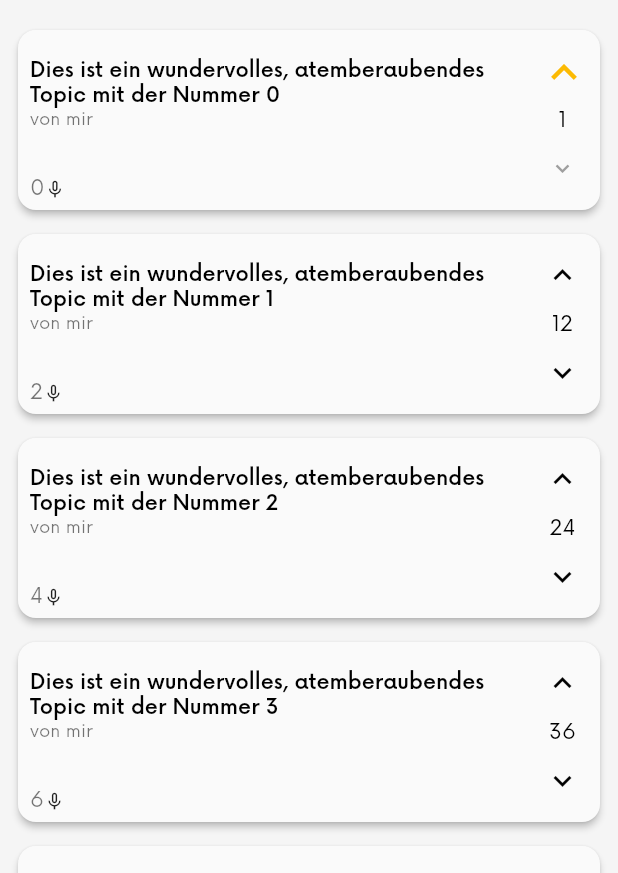
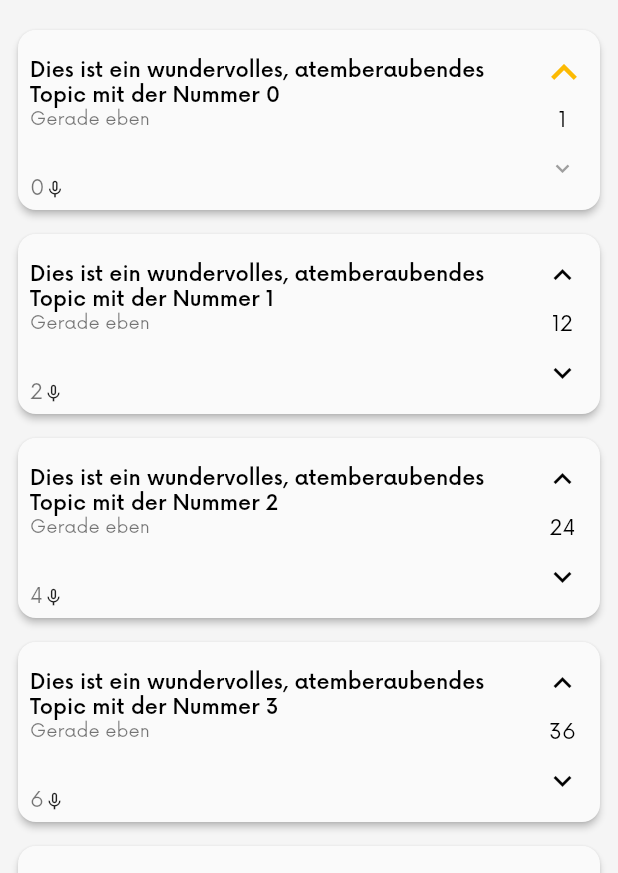
Before and after one commit to pdurasie/storycords, a Flutter app: the screen it shows after launch, after a tap on the "keyboard arrow up" icon, on a phone screen of 412 x 824 dp, the part 363-1236 px from its top. Run offline on Flutter 3.47's test engine with Material 2 defaults, Android fonts, the phone set to English and light mode, and no system bars; our stand-ins replace flutter_riverpod, flutter_svg, riverpod; missing offline and left inert: record.

Commit message:
Improve front page UI

```diff
--- a/lib/infrastructure/TopicRepository.dart
+++ b/lib/infrastructure/TopicRepository.dart
@@ -17,7 +17,7 @@ class TopicRepository {
                   description:
                       "Lorem ipsum dolor sit amet, consetetur sadipscing elitr, sed diam nonumy eirmod tempor invidunt ut labore et dolore magna aliquyam erat, sed diam voluptua. At vero eos et accusam et justo duo dolores et ea rebum. ",
                   rating: Rating(index * 12),
-                  recordingsAmount: index * 2),
+                  numberOfRecordings: index * 2),
             ));
   }
 
--- a/lib/models/Topic.dart
+++ b/lib/models/Topic.dart
@@ -7,6 +7,8 @@ class Topic implements Rateable {
   String title = "";
   String author = "";
   String description = "";
+
+  DateTime? dateCreated = DateTime.now(); //TODO remove this placeholder
   @override
   bool isUpvoted;
   @override
@@ -14,7 +16,11 @@ class Topic implements Rateable {
   @override
   Rating rating;
 
-  int recordingsAmount;
+  /// This variable may seem redundant at first. But we are saving a
+  /// database query by not having to look up the number of entries in the
+  /// corresponding recordings array.
+  /// Databases should be optimized for reading, not writing, after all.
+  int numberOfRecordings;
 
   Topic({
     this.title = "",
@@ -23,7 +29,7 @@ class Topic implements Rateable {
     required this.rating,
     this.isUpvoted = false,
     this.isDownvoted = false,
-    this.recordingsAmount = 0,
+    this.numberOfRecordings = 0,
   }) : super();
 
   @override
--- a/lib/ui/components/HomeBody.dart
+++ b/lib/ui/components/HomeBody.dart
@@ -37,7 +37,7 @@ class HomeBodyWidget extends StatelessWidget {
                   //this container makes sure everything is below the circular main card radius
                   Container(
                       height: MediaQuery.of(context).size.height * _bodyOffset),
-                  HomeCategoryTitle("Gerade beliebt"),
+                  HomeCategoryTitle("Gerade beliebt"), //TODO get from API
                   Consumer(builder: (context, watch, child) {
                     final responseAsyncValue = watch(topicsProvider);
                     return responseAsyncValue.map(
--- a/lib/ui/components/HomeTopicCard.dart
+++ b/lib/ui/components/HomeTopicCard.dart
@@ -1,6 +1,7 @@
 import 'package:flutter/material.dart';
 import 'package:tonband/models/Topic.dart';
 import 'package:tonband/ui/components/CardWidgetWithShadow.dart';
+import 'package:tonband/util/Formatter.dart';
 
 import '../ScreenTopicDetailPage.dart';
 import 'VerticalRatingBox.dart';
@@ -59,7 +60,7 @@ class TextDataContainer extends StatelessWidget {
             TextSpan(text: _topic.title),
             TextSpan(text: "\n"),
             TextSpan(
-                text: "von ${_topic.author}",
+                text: "${_topic.dateCreated?.formatToTimeAgo() ?? ""}",
                 style: Theme.of(context).textTheme.caption)
           ],
           style: Theme.of(context).textTheme.bodyText1,
@@ -72,7 +73,7 @@ class TextDataContainer extends StatelessWidget {
     return RichText(
         text: TextSpan(children: [
       TextSpan(
-          text: _topic.recordingsAmount.toString(),
+          text: _topic.numberOfRecordings.toString(),
           style: Theme.of(context).textTheme.caption?.copyWith(fontSize: 14)),
       WidgetSpan(
           child: Icon(
--- a/lib/util/Formatter.dart
+++ b/lib/util/Formatter.dart
@@ -13,3 +13,42 @@ extension NumberFormatter on int {
     return NumberFormat.compact().format(this);
   }
 }
+
+extension CustomDateFormatter on DateTime {
+  String formatToTimeAgo() {
+    final int timeNow = DateTime.now().millisecondsSinceEpoch;
+    final difference = timeNow - this.millisecondsSinceEpoch;
+
+    final duration = Duration(milliseconds: difference);
+    if (duration.inMinutes < 2) {
+      return "Gerade eben";
+    } else if (duration.inMinutes < 60) {
+      return "vor ${duration.inMinutes} Minuten";
+    } else if (duration.inHours < 2) {
+      return "vor einer Stunde";
+    } else if (duration.inHours < 24) {
+      return "vor ${duration.inHours} Stunden";
+    } else if (duration.inDays < 2) {
+      return "Gestern";
+    } else if (duration.inDays < 8) {
+      return "Letzte Woche";
+    } else if (duration.inDays < 43) {
+      return "vor ${duration.inDays ~/ 7} Wochen";
+    } else if (duration.inDays < 365) {
+      return "vor ${(duration.inDays ~/ 30).round()} Monaten"; //this isn't totally clean, but everything else is overkill I think
+    } else if (duration.inDays < 730) {
+      return "Letztes Jahr";
+    } else {
+      return "vor ${duration.inDays ~/ 365} Jahren";
+    }
+  }
+//jetzt
+  //vor 59 Minuten
+  //vor 20 Stunden
+  //gestern
+// vor 2 Tagen
+//letzten Monat
+// vor 1 Monat
+// letztes Jahr
+// vor 2 Jahren
+}
```
